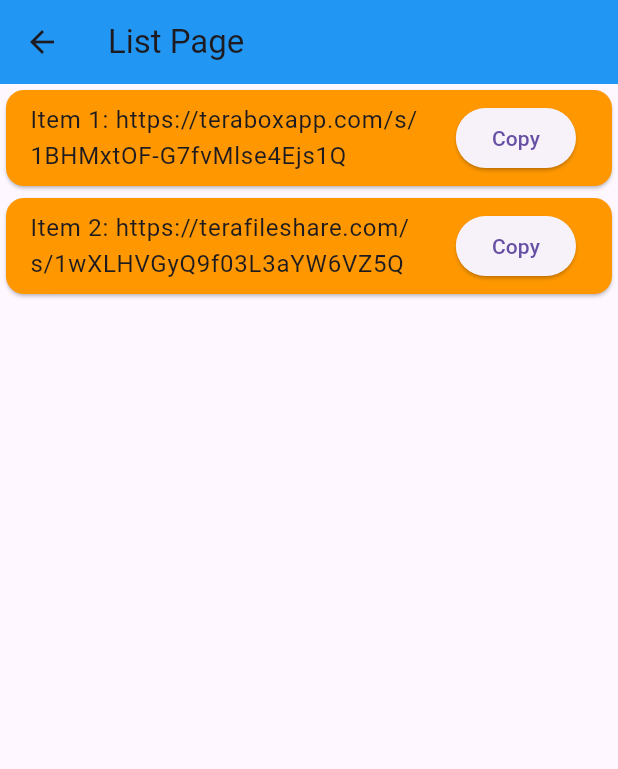
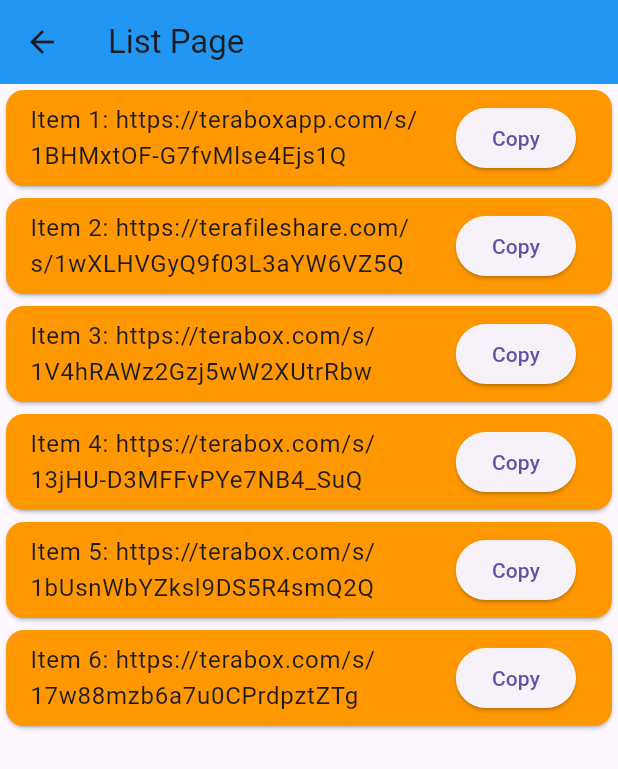
Before and after one commit to jwngma/teravideo_payer_demo, a Flutter app: the LinkSamplePage screen opened directly, on a phone screen of 412 x 824 dp. Shown: the top 769 px of the screen. Run offline on Flutter 3.47's test engine with Material 3 defaults, Android fonts, the phone set to English and light mode, and no system bars; our stand-ins replace bot_toast.

Commit message:
first commit_1

```diff
--- a/lib/screens/link_sample_page.dart
+++ b/lib/screens/link_sample_page.dart
@@ -12,10 +12,10 @@ class _LinkSamplePageState extends State<LinkSamplePage> {
   final List<String> dataList = [
     "https://teraboxapp.com/s/1BHMxtOF-G7fvMlse4Ejs1Q",
     "https://terafileshare.com/s/1wXLHVGyQ9f03L3aYW6VZ5Q",
-    // "https://terabox.com/s/1V4hRAWz2Gzj5wW2XUtrRbw",
-    // "https://terabox.com/s/13jHU-D3MFFvPYe7NB4_SuQ",
-    // "https://terabox.com/s/1bUsnWbYZksl9DS5R4smQ2Q",
-    // "https://terabox.com/s/17w88mzb6a7u0CPrdpztZTg",
+    "https://terabox.com/s/1V4hRAWz2Gzj5wW2XUtrRbw",
+    "https://terabox.com/s/13jHU-D3MFFvPYe7NB4_SuQ",
+    "https://terabox.com/s/1bUsnWbYZksl9DS5R4smQ2Q",
+    "https://terabox.com/s/17w88mzb6a7u0CPrdpztZTg",
   ];
 
   @override
```
